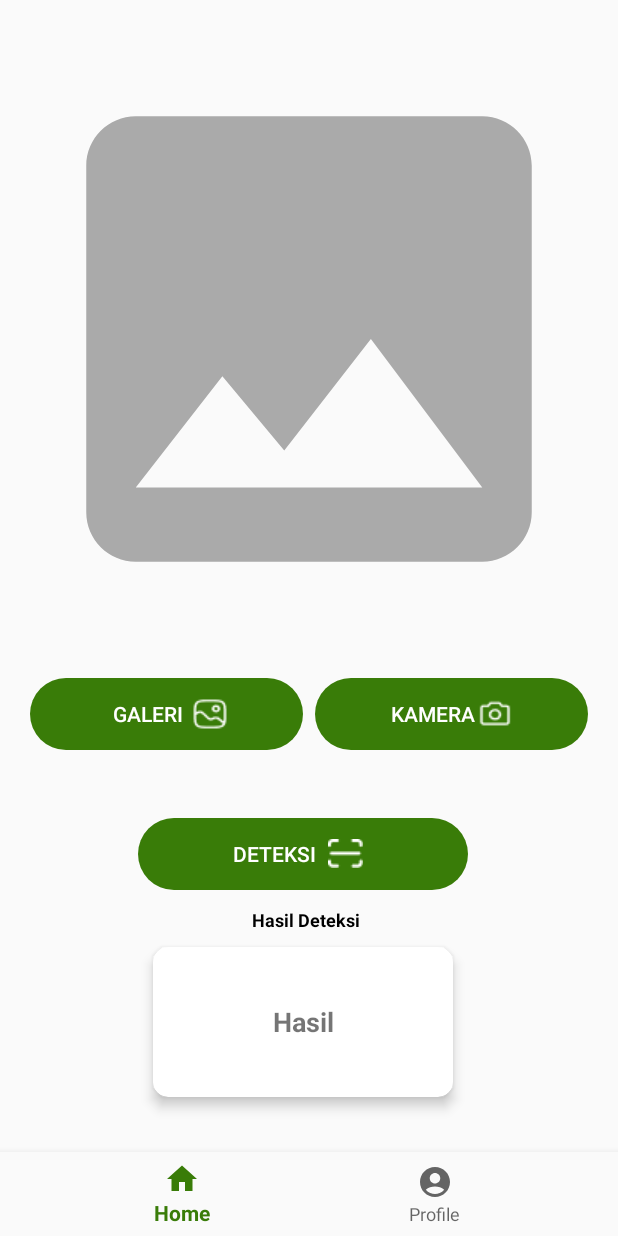
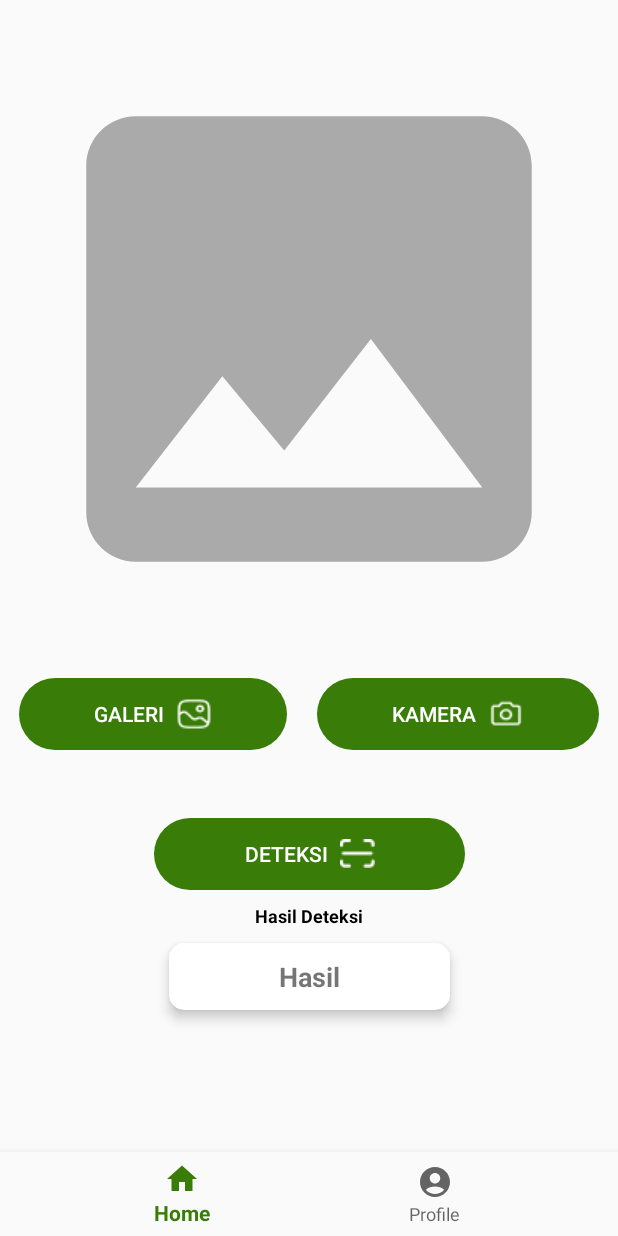
Before and after one commit to PadiPest/Mobile-App-PadiPest, an Android app: the screen it shows after launch once a user with an empty profile is signed in (MainActivity), on a phone screen of 412 x 824 dp. Run offline under Robolectric (Android 15) with nearby library versions, the phone set to English and light mode, and no system bars; our stand-ins replace Firebase (no records; nobody signed in at launch, a user with empty details on screens opened directly), navigation-ui; libraries missing offline, so code that uses them is left out: androidx.camera.core; pictures from the network do not load.

Commit message:
edit activity_main, fragment_home, dan MainActivity

```diff
--- a/app/build.gradle.kts
+++ b/app/build.gradle.kts
@@ -57,6 +57,7 @@ dependencies {
     implementation(libs.androidx.lifecycle.viewmodel.ktx)
     implementation(libs.androidx.navigation.fragment.ktx)
     implementation(libs.androidx.navigation.ui.ktx)
+    implementation(libs.androidx.navigation.fragment)
 
     testImplementation(libs.junit)
     androidTestImplementation(libs.androidx.junit)
--- a/app/src/main/java/com/example/padipest/ui/MainActivity.kt
+++ b/app/src/main/java/com/example/padipest/ui/MainActivity.kt
@@ -1,10 +1,10 @@
 package com.example.padipest.ui
 
 import android.os.Bundle
-import androidx.activity.enableEdgeToEdge
 import androidx.appcompat.app.AppCompatActivity
 import androidx.core.view.ViewCompat
 import androidx.core.view.WindowInsetsCompat
+import androidx.core.view.updatePadding
 import com.example.padipest.databinding.ActivityMainBinding
 import androidx.navigation.findNavController
 import androidx.navigation.ui.AppBarConfiguration
@@ -19,14 +19,8 @@ class MainActivity : AppCompatActivity() {
 
     override fun onCreate(savedInstanceState: Bundle?) {
         super.onCreate(savedInstanceState)
-        enableEdgeToEdge()
         binding = ActivityMainBinding.inflate(layoutInflater)
         setContentView(binding.root)
-        ViewCompat.setOnApplyWindowInsetsListener(findViewById(R.id.main)) { v, insets ->
-            val systemBars = insets.getInsets(WindowInsetsCompat.Type.systemBars())
-            v.setPadding(systemBars.left, systemBars.top, systemBars.right, systemBars.bottom)
-            insets
-        }
 
         supportActionBar?.hide()
 
@@ -42,6 +36,15 @@ class MainActivity : AppCompatActivity() {
         setupActionBarWithNavController(navController, appBarConfiguration)
         navView.setupWithNavController(navController)
 
+        ViewCompat.setOnApplyWindowInsetsListener(navView) { view, insets ->
+            val systemBarsInsets = insets.getInsets(WindowInsetsCompat.Type.systemBars())
+            view.updatePadding(
+                left = view.paddingLeft,
+                top = view.paddingTop,
+                right = view.paddingRight,
+                bottom = systemBarsInsets.bottom
+            )
+            insets
+        }
     }
-
 }
--- a/app/src/main/res/layout/activity_main.xml
+++ b/app/src/main/res/layout/activity_main.xml
@@ -13,8 +13,11 @@
         android:layout_height="wrap_content"
         android:background="?android:attr/windowBackground"
         app:layout_constraintBottom_toBottomOf="parent"
+        app:layout_constraintEnd_toEndOf="parent"
+        app:layout_constraintHorizontal_bias="0.0"
         app:layout_constraintLeft_toLeftOf="parent"
         app:layout_constraintRight_toRightOf="parent"
+        app:layout_constraintStart_toStartOf="parent"
         app:menu="@menu/bottom_navigation_menu" />
 
     <fragment
--- a/app/src/main/res/layout/fragment_home.xml
+++ b/app/src/main/res/layout/fragment_home.xml
@@ -22,20 +22,19 @@
 
     <Button
         android:id="@+id/galleryButton"
-        android:layout_width="0dp"
+        android:layout_width="wrap_content"
         android:layout_height="wrap_content"
-        android:layout_marginStart="20dp"
         android:layout_marginEnd="4dp"
         android:layout_marginBottom="324dp"
         android:background="@drawable/button_shape"
         android:backgroundTint="@color/colorPrimary"
         android:drawableEnd="@drawable/galeri"
-        android:drawablePadding="0dp"
+        android:drawablePadding="8dp"
+        android:gravity="center"
         android:paddingLeft="50dp"
         android:paddingRight="50dp"
         android:text="galeri"
         android:textColor="@color/white"
-        android:gravity="center"
         app:layout_constraintBottom_toBottomOf="parent"
         app:layout_constraintEnd_toStartOf="@+id/cameraButton"
         app:layout_constraintHorizontal_bias="0.5"
@@ -43,20 +42,19 @@
 
     <Button
         android:id="@+id/cameraButton"
-        android:layout_width="0dp"
+        android:layout_width="wrap_content"
         android:layout_height="wrap_content"
         android:layout_marginStart="4dp"
-        android:layout_marginEnd="20dp"
         android:layout_marginBottom="324dp"
         android:background="@drawable/button_shape"
         android:backgroundTint="@color/colorPrimary"
         android:drawableEnd="@drawable/kamera"
-        android:drawablePadding="0dp"
+        android:drawablePadding="8dp"
+        android:gravity="center"
         android:paddingLeft="50dp"
         android:paddingRight="50dp"
         android:text="kamera"
         android:textColor="@color/white"
-        android:gravity="center"
         app:layout_constraintBottom_toBottomOf="parent"
         app:layout_constraintEnd_toEndOf="parent"
         app:layout_constraintHorizontal_bias="0.5"
@@ -65,20 +63,20 @@
 
     <Button
         android:id="@+id/deteksiButton"
-        android:layout_width="220dp"
+        android:layout_width="wrap_content"
         android:layout_height="wrap_content"
-        android:layout_marginStart="92dp"
         android:layout_marginBottom="92dp"
         android:background="@drawable/button_shape"
         android:backgroundTint="@color/colorPrimary"
         android:drawableEnd="@drawable/deteksi"
-        android:drawablePadding="0dp"
-        android:paddingLeft="55dp"
-        android:paddingRight="70dp"
+        android:drawablePadding="8dp"
+        android:gravity="center"
+        android:paddingLeft="60dp"
+        android:paddingRight="60dp"
         android:text="Deteksi"
         android:textColor="@color/white"
-        android:gravity="center"
         app:layout_constraintBottom_toBottomOf="parent"
+        app:layout_constraintEnd_toEndOf="parent"
         app:layout_constraintStart_toStartOf="parent"
         app:layout_constraintTop_toBottomOf="@+id/previewImageView"
         app:layout_constraintVertical_bias="0.423" />
@@ -88,26 +86,27 @@
         android:id="@+id/hasil_deteksi"
         android:layout_width="wrap_content"
         android:layout_height="wrap_content"
-        android:layout_marginStart="168dp"
         android:text="Hasil Deteksi"
         android:textColor="#000000"
         android:textSize="12sp"
         android:textStyle="bold"
         app:layout_constraintBottom_toBottomOf="parent"
+        app:layout_constraintEnd_toEndOf="parent"
         app:layout_constraintStart_toStartOf="parent"
         app:layout_constraintTop_toBottomOf="@+id/deteksiButton"
-        app:layout_constraintVertical_bias="0.054" />
+        app:layout_constraintVertical_bias="0.042" />
 
     <androidx.cardview.widget.CardView
         android:id="@+id/hasilCardView"
         android:layout_width="0dp"
-        android:layout_height="100dp"
+        android:layout_height="wrap_content"
         android:layout_margin="10dp"
         app:cardCornerRadius="10dp"
         app:cardElevation="5dp"
         app:layout_constraintEnd_toEndOf="@id/deteksiButton"
         app:layout_constraintStart_toStartOf="@id/deteksiButton"
         app:layout_constraintTop_toBottomOf="@id/hasil_deteksi">
+
         <TextView
             android:id="@+id/hasil"
             android:layout_width="match_parent"
@@ -120,6 +119,7 @@
             android:textSize="18sp"
             android:textStyle="bold" />
     </androidx.cardview.widget.CardView>
+
 
     <ProgressBar
         android:id="@+id/progressBar"
--- a/gradle/libs.versions.toml
+++ b/gradle/libs.versions.toml
@@ -26,6 +26,7 @@ lifecycleLivedataKtx = "2.8.1"
 lifecycleViewmodelKtx = "2.8.1"
 navigationFragmentKtx = "2.6.0"
 navigationUiKtx = "2.6.0"
+navigationFragment = "2.7.7"
 
 [libraries]
 androidx-core-ktx = { group = "androidx.core", name = "core-ktx", version.ref = "coreKtx" }
@@ -56,6 +57,7 @@ androidx-lifecycle-livedata-ktx = { group = "androidx.lifecycle", name = "lifecy
 androidx-lifecycle-viewmodel-ktx = { group = "androidx.lifecycle", name = "lifecycle-viewmodel-ktx", version.ref = "lifecycleViewmodelKtx" }
 androidx-navigation-fragment-ktx = { group = "androidx.navigation", name = "navigation-fragment-ktx", version.ref = "navigationFragmentKtx" }
 androidx-navigation-ui-ktx = { group = "androidx.navigation", name = "navigation-ui-ktx", version.ref = "navigationUiKtx" }
+androidx-navigation-fragment = { group = "androidx.navigation", name = "navigation-fragment", version.ref = "navigationFragment" }
 
 [plugins]
 android-application = { id = "com.android.application", version.ref = "agp" }
```
